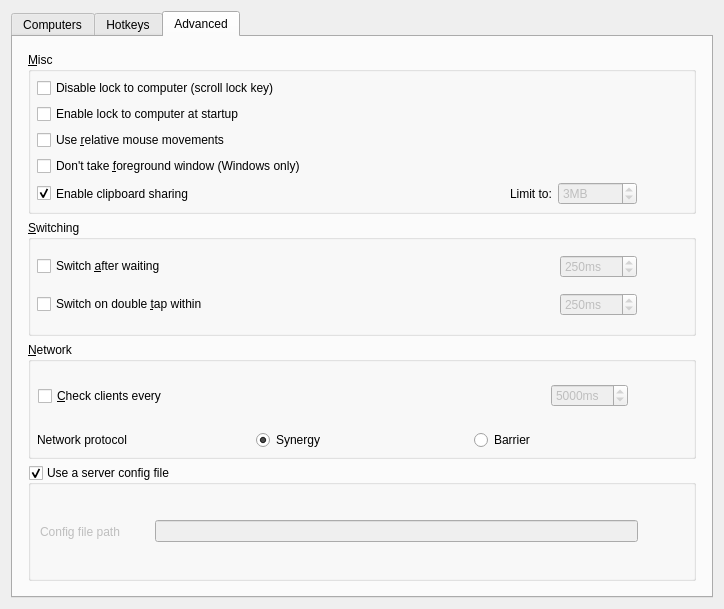
The window that src/lib/gui/dialogs/ServerConfigDialog.ui (deskflow/deskflow) describes before a commit, drawn with Qt 5.
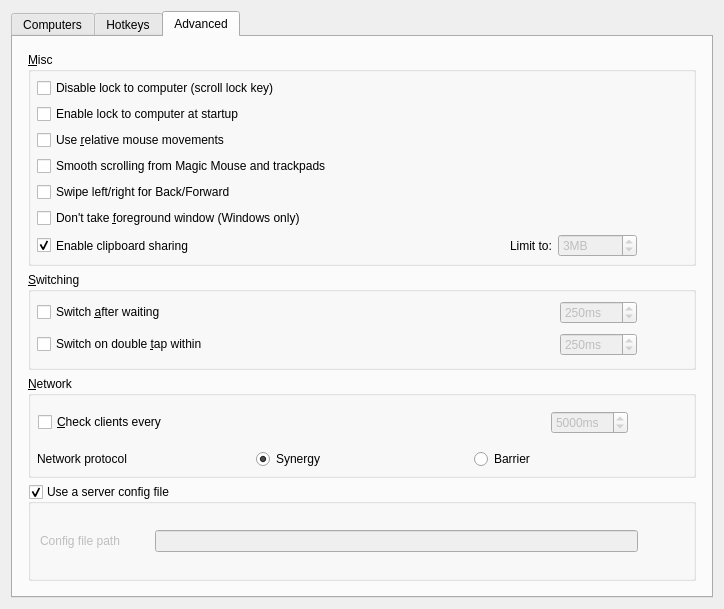
The same window after the commit. The open tabs and pages were chosen to show the change. Icons and pictures are not drawn. Custom widgets are drawn as their Qt base class.

Commit message: feat(macos): opt-in smooth scrolling and swipe Back/Forward for Magic Mouse and trackpads

```diff
--- a/src/lib/gui/dialogs/ServerConfigDialog.ui
+++ b/src/lib/gui/dialogs/ServerConfigDialog.ui
@@ -367,6 +367,26 @@
             </property>
            </widget>
           </item>
+          <item>
+           <widget class="QCheckBox" name="cbSmoothScroll">
+            <property name="toolTip">
+             <string>Send pixel-precise scrolling from a Magic Mouse or trackpad. Linux (X11) and macOS clients need this version or newer.</string>
+            </property>
+            <property name="text">
+             <string>Smooth scrolling from Magic Mouse and trackpads</string>
+            </property>
+           </widget>
+          </item>
+          <item>
+           <widget class="QCheckBox" name="cbSwipeNavigation">
+            <property name="toolTip">
+             <string>On other computers, a horizontal swipe on a Magic Mouse or trackpad goes Back/Forward instead of scrolling sideways.</string>
+            </property>
+            <property name="text">
+             <string>Swipe left/right for Back/Forward</string>
+            </property>
+           </widget>
+          </item>
           <item>
            <widget class="QCheckBox" name="cbWin32KeepForeground">
             <property name="enabled">
```
Left out of the diff: 2 changed lines with no effect on the pictures. The commit also changes 20 other files.
